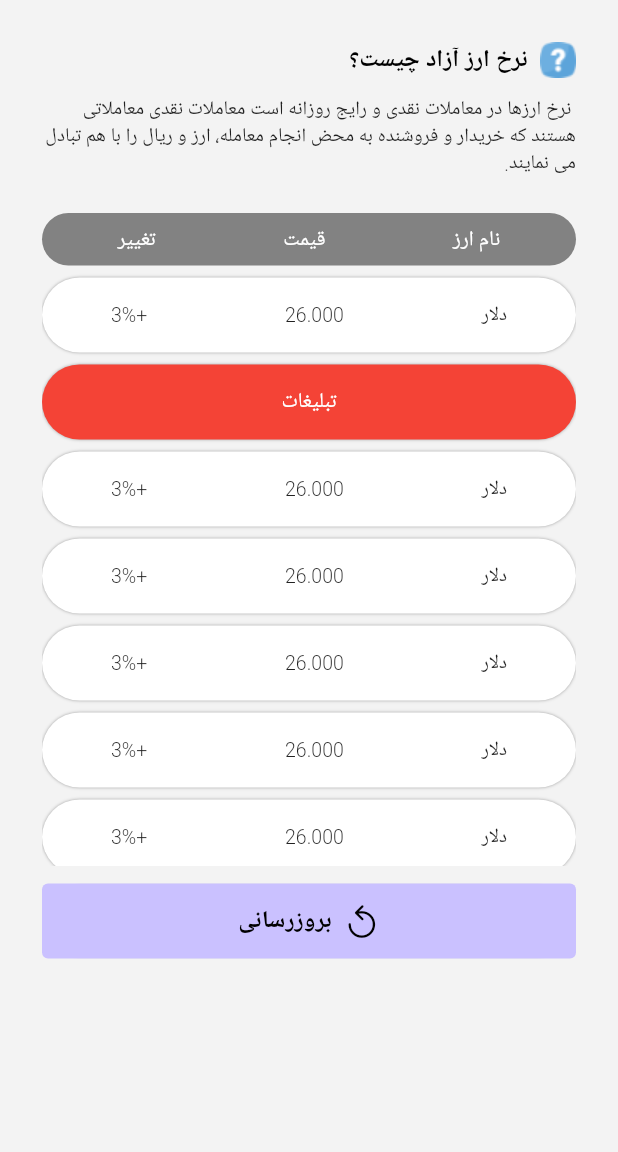
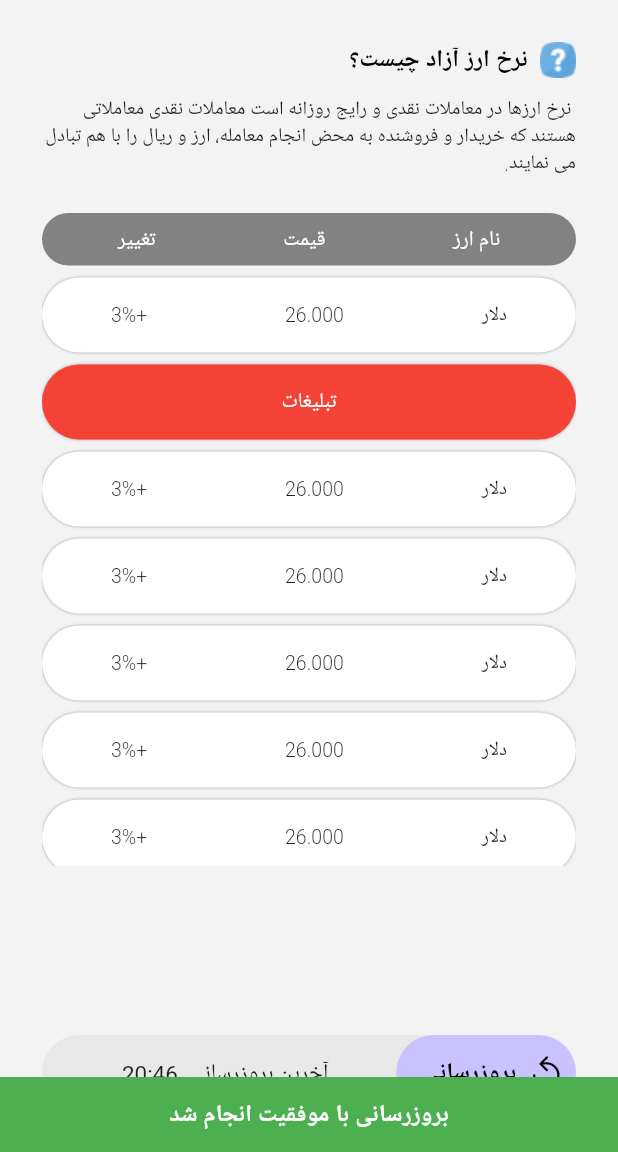
Before and after one commit to alikazemidev/currency_flutter_saffari, a Flutter app: the screen it shows after launch, after a tap on "بروزرسانی", on a phone screen of 412 x 824 dp, the part 84-1236 px from its top. Run offline on Flutter 3.47's test engine with Material 2 defaults, Android fonts, the phone set to English and light mode, and no system bars; Roboto replaces fonts that are missing (vazir).

Commit message:
create update button box e17

```diff
--- a/lib/main.dart
+++ b/lib/main.dart
@@ -50,6 +50,26 @@ class HomePage extends StatelessWidget {
   const HomePage({
     Key? key,
   }) : super(key: key);
+
+  String _getTime() {
+    return '20:46';
+  }
+
+// show snackbar function
+  void showSnackBar(BuildContext context, String message) {
+    ScaffoldMessenger.of(context).showSnackBar(
+      SnackBar(
+        content: Text(
+          message,
+          style: Theme.of(context).textTheme.headline1!.copyWith(
+                color: Colors.white,
+              ),
+          textAlign: TextAlign.center,
+        ),
+        backgroundColor: Colors.green,
+      ),
+    );
+  }
 
   @override
   Widget build(BuildContext context) {
@@ -132,6 +152,7 @@ class HomePage extends StatelessWidget {
                 ),
               ),
             ),
+            // list viee
             SizedBox(
               width: double.infinity,
               height: 400,
@@ -151,6 +172,8 @@ class HomePage extends StatelessWidget {
                 },
               ),
             ),
+            Spacer(),
+            // update button box
             Container(
               margin: EdgeInsets.only(
                 top: 12,
@@ -161,21 +184,47 @@ class HomePage extends StatelessWidget {
                 color: Color.fromARGB(255, 232, 232, 232),
                 borderRadius: BorderRadius.circular(1000),
               ),
+              child: Row(
+                mainAxisAlignment: MainAxisAlignment.spaceBetween,
+                children: [
+                  //  update btn
+                  SizedBox(
+                    height: 50,
                     child: TextButton.icon(
                       style: ButtonStyle(
                         backgroundColor: MaterialStateProperty.all(
                           Color.fromARGB(255, 202, 193, 255),
                         ),
+                        shape:
+                            MaterialStateProperty.all<RoundedRectangleBorder>(
+                          RoundedRectangleBorder(
+                            borderRadius: BorderRadius.circular(1000),
                           ),
-                onPressed: () {},
+                        ),
+                      ),
+                      onPressed: () => showSnackBar(
+                        context,
+                        'بروزرسانی با موفقیت انجام شد',
+                      ),
                       icon: Icon(
                         CupertinoIcons.refresh_bold,
                         color: Colors.black,
                       ),
-                label: Text(
+                      label: Padding(
+                        padding: const EdgeInsets.only(left: 10.0),
+                        child: Text(
                           'بروزرسانی',
                           style: Theme.of(context).textTheme.headline1,
                         ),
+                      ),
+                    ),
+                  ),
+                  //  update time
+                  Text('آخرین بروزرسانی  ${_getTime()}'),
+                  SizedBox(
+                    width: 8,
+                  ),
+                ],
               ),
             ),
           ],
```
Lines whose indentation alone changed are shown as unchanged.
